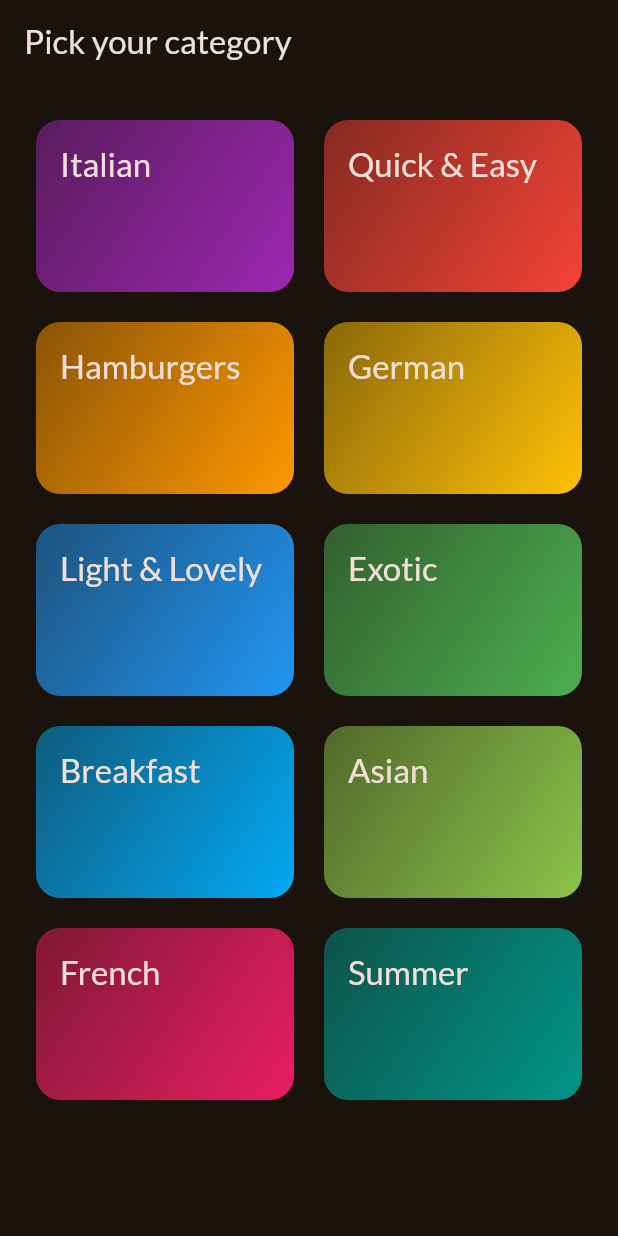
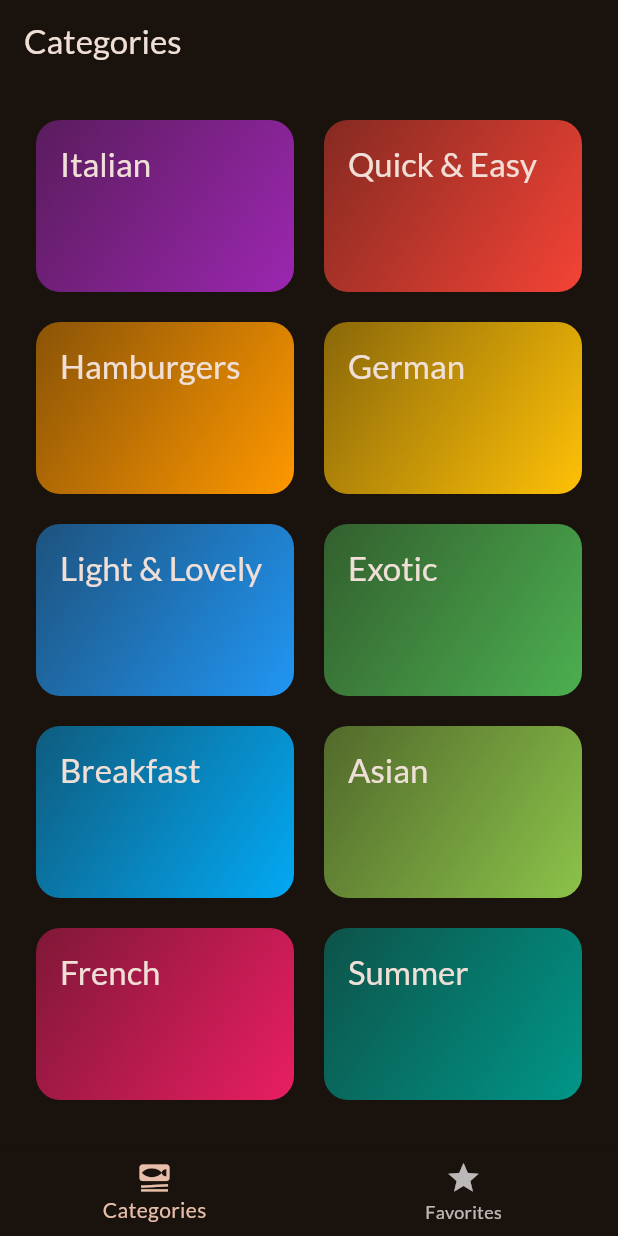
Before and after one commit to MNDragusin/meals_app, a Flutter app: the screen it shows after launch, on a phone screen of 412 x 824 dp. Run offline on Flutter 3.47's test engine with Material 3 defaults, Android fonts, the phone set to English and light mode, and no system bars; our stand-ins replace google_fonts, transparent_image.

Commit message:
added tab view and navigation

```diff
--- a/lib/main.dart
+++ b/lib/main.dart
@@ -1,7 +1,7 @@
 import 'package:flutter/material.dart';
 import 'package:flutter/services.dart';
 import 'package:meals_app/app_theme.dart';
-import 'package:meals_app/screens/categories_screen.dart';
+import 'package:meals_app/screens/tabs.dart';
 
 void main(){
   WidgetsFlutterBinding.ensureInitialized();
@@ -18,7 +18,7 @@ class MyApp extends StatelessWidget{
   Widget build(BuildContext context) {
     return MaterialApp(
       theme: theme,
-      home: const CategoriesScreen()
+      home: const TabsScreen()
     );
   }
 }
--- a/lib/screens/categories_screen.dart
+++ b/lib/screens/categories_screen.dart
@@ -24,9 +24,7 @@ class CategoriesScreen extends StatelessWidget {
 
   @override
   Widget build(BuildContext context) {
-    return Scaffold(
-      appBar: AppBar(title: const Text('Pick your category')),
-      body: GridView(
+    return GridView(
         gridDelegate: const SliverGridDelegateWithFixedCrossAxisCount(
           crossAxisCount: 2,
           childAspectRatio: 3 / 2,
@@ -43,7 +41,6 @@ class CategoriesScreen extends StatelessWidget {
               },
             ),
         ],
-      ),
-    );
+      );
   }
 }
--- a/lib/screens/meals.dart
+++ b/lib/screens/meals.dart
@@ -7,11 +7,11 @@ import 'meal_details.dart';
 class MealsScreen extends StatelessWidget {
   const MealsScreen({
     super.key,
-    required this.title,
+    this.title,
     required this.availableMeals,
   });
 
-  final String title;
+  final String? title;
   final List<Meal> availableMeals;
 
   @override
@@ -22,8 +22,12 @@ class MealsScreen extends StatelessWidget {
     } else {
       content = createContent(context);
     }
+
+    if (title == null) {
+      return content;
+    }
     return Scaffold(
-      appBar: AppBar(title: Text(title)),
+      appBar: AppBar(title: Text(title!)),
       body: content,
     );
   }
--- /dev/null
+++ b/lib/screens/tabs.dart
@@ -0,0 +1,50 @@
+import 'package:flutter/material.dart';
+import 'package:meals_app/screens/meals.dart';
+
+import 'categories_screen.dart';
+
+class TabsScreen extends StatefulWidget {
+  const TabsScreen({super.key});
+
+  @override
+  State<TabsScreen> createState() {
+    return _TabsScreenState();
+  }
+}
+
+class _TabsScreenState extends State<TabsScreen> {
+  int _selectedPageIndex = 0;
+
+  void _selectPage(int index) {
+    setState(() {
+      _selectedPageIndex = index;
+    });
+  }
+
+  @override
+  Widget build(BuildContext context) {
+    Widget activePage = const CategoriesScreen();
+    var activePageTitle = 'Categories';
+    if(_selectedPageIndex == 1){
+          activePage = const MealsScreen(availableMeals: const []);
+          activePageTitle = 'Favorites';
+        }
+
+
+    return Scaffold(
+      appBar: AppBar(title: Text(activePageTitle)),
+      body: activePage,
+      bottomNavigationBar: BottomNavigationBar(
+        currentIndex: _selectedPageIndex,
+        items: const [
+          BottomNavigationBarItem(
+            icon: Icon(Icons.set_meal),
+            label: 'Categories',
+          ),
+          BottomNavigationBarItem(icon: Icon(Icons.star), label: 'Favorites'),
+        ],
+        onTap: _selectPage,
+      ),
+    );
+  }
+}
```
